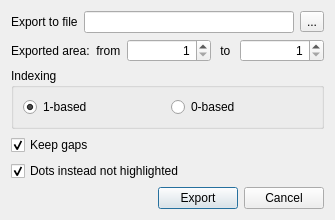
Qt form src/corelibs/U2View/src/ov_msa/ui/ExportHighlightedDialog.ui (violethaze74/ugene) before a commit.
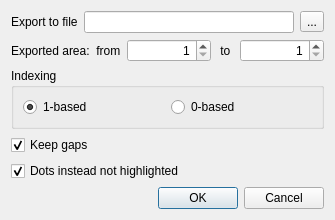
The same form after that commit.

Commit message: Help system for all dialogs, UI improvements for all dialogs.

```diff
--- a/src/corelibs/U2View/src/ov_msa/ui/ExportHighlightedDialog.ui
+++ b/src/corelibs/U2View/src/ov_msa/ui/ExportHighlightedDialog.ui
@@ -157,38 +157,11 @@
     </spacer>
    </item>
    <item>
-    <layout class="QHBoxLayout" name="horizontalLayout_4">
-     <item>
-      <spacer name="horizontalSpacer">
-       <property name="orientation">
-        <enum>Qt::Horizontal</enum>
-       </property>
-       <property name="sizeHint" stdset="0">
-        <size>
-         <width>40</width>
-         <height>20</height>
-        </size>
-       </property>
-      </spacer>
-     </item>
-     <item>
-      <widget class="QPushButton" name="okButton">
-       <property name="text">
-        <string>Export</string>
-       </property>
-       <property name="default">
-        <bool>true</bool>
-       </property>
-      </widget>
-     </item>
-     <item>
-      <widget class="QPushButton" name="cancelButton">
-       <property name="text">
-        <string>Cancel</string>
-       </property>
-      </widget>
-     </item>
-    </layout>
+    <widget class="QDialogButtonBox" name="buttonBox">
+     <property name="standardButtons">
+      <set>QDialogButtonBox::Cancel|QDialogButtonBox::Ok</set>
+     </property>
+    </widget>
    </item>
   </layout>
  </widget>
```
Left out of the diff: 20 changed lines with no effect on the pictures. The commit also changes 309 other files.
